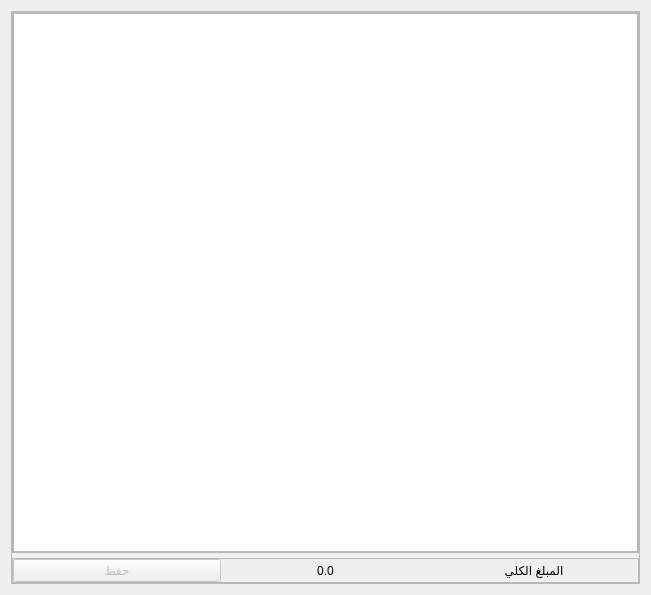
Old version of the form src/interface/views/storage_view.ui in the repository MuhammadTarek10/charity-app.
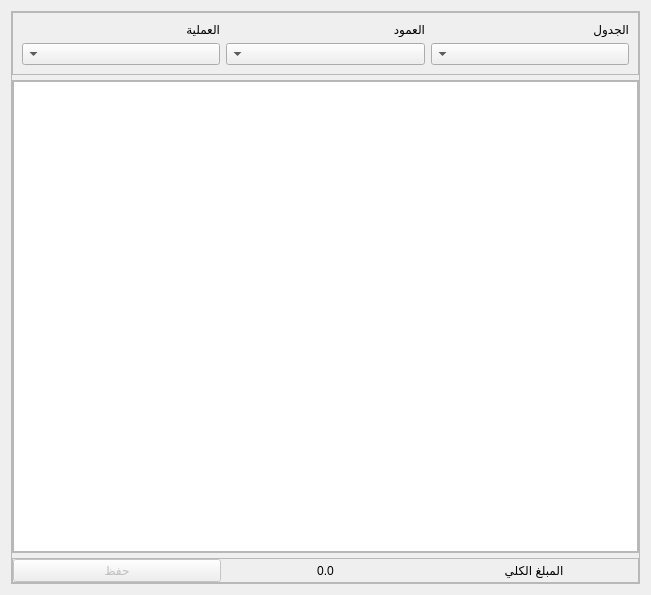
New version of the form. Icons and pictures are not drawn.

```diff
--- a/src/interface/views/storage_view.ui
+++ b/src/interface/views/storage_view.ui
@@ -53,6 +53,52 @@
       <property name="bottomMargin">
        <number>0</number>
       </property>
+      <item>
+       <widget class="QFrame" name="filtersFrame">
+        <property name="frameShape">
+         <enum>QFrame::StyledPanel</enum>
+        </property>
+        <property name="frameShadow">
+         <enum>QFrame::Raised</enum>
+        </property>
+        <layout class="QGridLayout" name="gridLayout">
+         <item row="1" column="0">
+          <widget class="QComboBox" name="tableComboBox">
+           <property name="layoutDirection">
+            <enum>Qt::RightToLeft</enum>
+           </property>
+          </widget>
+         </item>
+         <item row="1" column="2">
+          <widget class="QComboBox" name="columnComboBox"/>
+         </item>
+         <item row="1" column="3">
+          <widget class="QComboBox" name="operationComboBox"/>
+         </item>
+         <item row="0" column="3">
+          <widget class="QLabel" name="operationLabel">
+           <property name="text">
+            <string>العملية</string>
+           </property>
+          </widget>
+         </item>
+         <item row="0" column="2">
+          <widget class="QLabel" name="columnLabel">
+           <property name="text">
+            <string>العمود</string>
+           </property>
+          </widget>
+         </item>
+         <item row="0" column="0">
+          <widget class="QLabel" name="tableLabel">
+           <property name="text">
+            <string>الجدول</string>
+           </property>
+          </widget>
+         </item>
+        </layout>
+       </widget>
+      </item>
       <item>
        <widget class="QFrame" name="storageFrame">
         <property name="frameShape">
```
